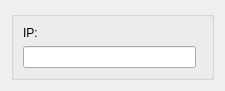
First picture: the form in qt/ManualDevicesSettingsPage/ElgatoKeyLightSettingsEntry/ElgatoKeyLightSettingsEntry.ui, repository CalcProgrammer1/OpenRGB, before the edit.
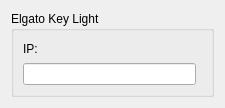
Second picture: the form after the edit.

Patch:
```diff
--- a/qt/ManualDevicesSettingsPage/ElgatoKeyLightSettingsEntry/ElgatoKeyLightSettingsEntry.ui
+++ b/qt/ManualDevicesSettingsPage/ElgatoKeyLightSettingsEntry/ElgatoKeyLightSettingsEntry.ui
@@ -7,7 +7,7 @@
     <x>0</x>
     <y>0</y>
     <width>225</width>
-    <height>85</height>
+    <height>108</height>
    </rect>
   </property>
   <property name="windowTitle">
@@ -17,7 +17,7 @@
    <item row="0" column="0" colspan="2">
     <widget class="QGroupBox" name="groupBox">
      <property name="title">
-      <string/>
+      <string>Elgato Key Light</string>
      </property>
      <layout class="QGridLayout" name="gridLayout_2">
       <item row="1" column="0" rowspan="2" colspan="2">
```
